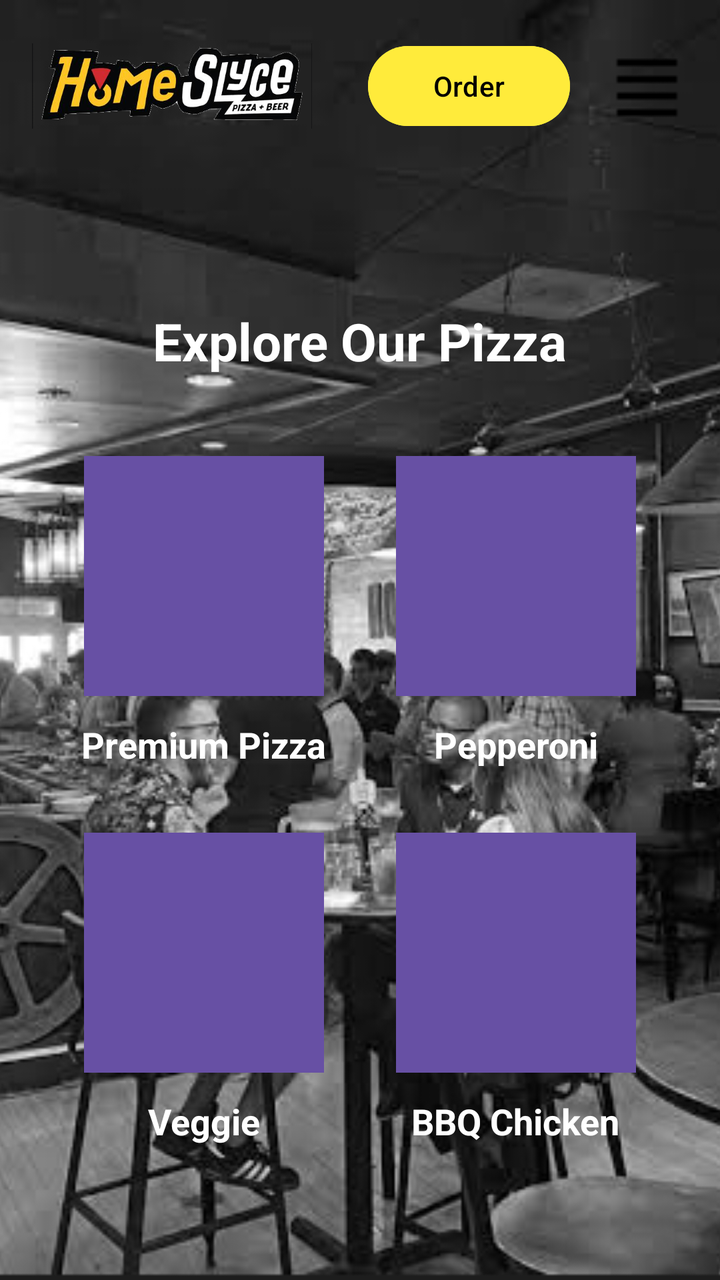
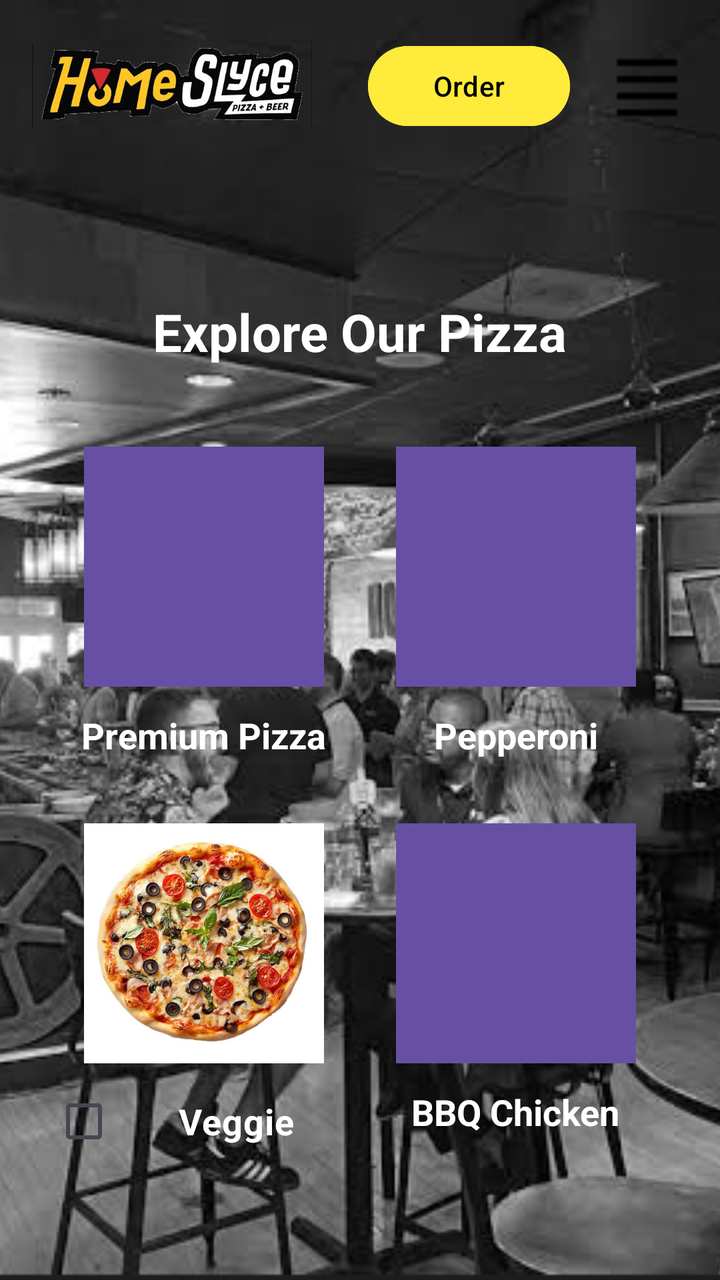

Screens rendered from an Android XML layout before and after an edit, with the pre-edit source and the edit as a unified diff.
<!-- AndroidManifest.xml: application theme Theme.RestaurantAppProject -->
<!-- res/layout/activity_pizza_menu.xml -->
<?xml version="1.0" encoding="utf-8"?>
<FrameLayout xmlns:android="http://schemas.android.com/apk/res/android"
    xmlns:app="http://schemas.android.com/apk/res-auto"
    android:layout_width="match_parent"
    android:layout_height="match_parent">

    
    <ImageView
        android:id="@+id/imageView3"
        android:layout_width="match_parent"
        android:layout_height="match_parent"
        android:scaleType="centerCrop"
        app:srcCompat="@drawable/background"
        android:contentDescription="Background Image" />

    
    <LinearLayout
        android:layout_width="match_parent"
        android:layout_height="match_parent"
        android:orientation="vertical">

        
        <LinearLayout
            android:layout_width="match_parent"
            android:layout_height="wrap_content"
            android:orientation="horizontal"
            android:gravity="center_vertical"
            android:padding="16dp">

            <ImageView
                android:id="@+id/myImageView"
                android:layout_width="140dp"
                android:layout_height="54dp"
                android:contentDescription="Pizza Image"
                android:src="@drawable/imgpiz" />

            <View
                android:layout_width="0dp"
                android:layout_height="4dp"
                android:layout_weight="2" />

            <Button
                android:id="@+id/orderB"
                android:layout_width="101dp"
                android:layout_height="wrap_content"
                android:backgroundTint="#FFEB3B"
                android:text="Order"
                android:textColor="@color/black" />

            <ImageView
                android:id="@+id/myMenuBtn"
                android:layout_width="41dp"
                android:layout_height="40dp"
                android:layout_marginStart="18dp"
                android:contentDescription="Menu Button"
                android:src="@drawable/menu" />
        </LinearLayout>

        
        <LinearLayout
            android:id="@+id/mainScreenLayout"
            android:layout_width="match_parent"
            android:layout_height="match_parent"
            android:orientation="vertical"
            android:gravity="center"
            android:padding="24dp"
            android:visibility="visible">

            <TextView
                android:layout_width="wrap_content"
                android:layout_height="wrap_content"
                android:layout_gravity="center"
                android:layout_marginBottom="40dp"
                android:text="Explore Our Pizza"
                android:textColor="@color/white"
                android:textStyle="bold"
                android:textSize="26sp" />

            
            <LinearLayout
                android:layout_width="match_parent"
                android:layout_height="wrap_content"
                android:orientation="vertical"
                android:gravity="center">

                
                <LinearLayout
                    android:layout_width="match_parent"
                    android:layout_height="wrap_content"
                    android:orientation="horizontal"
                    android:layout_marginBottom="32dp"
                    android:weightSum="2">

                    
                    <LinearLayout
                        android:layout_width="0dp"
                        android:layout_height="wrap_content"
                        android:layout_weight="1"
                        android:orientation="vertical"
                        android:gravity="center">

                        <Button
                            android:id="@+id/buttonBeer"
                            android:background="@drawable/square_button_shape"
                            android:layout_width="120dp"
                            android:layout_height="120dp"
                            android:textSize="45sp" />

                        <TextView
                            android:layout_width="wrap_content"
                            android:layout_height="wrap_content"
                            android:layout_marginTop="12dp"
                            android:text="Premium Pizza"
                            android:textColor="@color/white"
                            android:textStyle="bold"
                            android:textSize="18sp" />
                    </LinearLayout>

                    
                    <LinearLayout
                        android:layout_width="0dp"
                        android:layout_height="wrap_content"
                        android:layout_weight="1"
                        android:orientation="vertical"
                        android:gravity="center">
                        <Button
                            android:id="@+id/button2"
                            android:layout_width="120dp"
                            android:background="@drawable/square_button_shape"
                            android:layout_height="120dp"
                            android:textSize="45sp" />
                        <TextView
                            android:layout_width="wrap_content"
                            android:layout_height="wrap_content"
                            android:layout_marginTop="12dp"
                            android:text="Pepperoni"
                            android:textColor="@color/white"
                            android:textStyle="bold"
                            android:textSize="18sp" />
                    </LinearLayout>
                </LinearLayout>

                
                <LinearLayout
                    android:layout_width="match_parent"
                    android:layout_height="wrap_content"
                    android:orientation="horizontal"
                    android:weightSum="2">

                    
                    <LinearLayout
                        android:layout_width="0dp"
                        android:layout_height="wrap_content"
                        android:layout_weight="1"
                        android:orientation="vertical"
                        android:gravity="center">
                        <Button
                            android:id="@+id/button3"
                            android:layout_width="120dp"
                            android:background="@drawable/square_button_shape"
                            android:layout_height="120dp"
                            android:textSize="45sp" />
                        <TextView
                            android:layout_width="wrap_content"
                            android:layout_height="wrap_content"
                            android:layout_marginTop="12dp"
                            android:text="Veggie"
                            android:textColor="@color/white"
                            android:textStyle="bold"
                            android:textSize="18sp" />
                    </LinearLayout>

                    
                    <LinearLayout
                        android:layout_width="0dp"
                        android:layout_height="wrap_content"
                        android:layout_weight="1"
                        android:orientation="vertical"
                        android:gravity="center">
                        <Button
                            android:id="@+id/button4"
                            android:layout_width="120dp"
                            android:layout_height="120dp"
                            android:background="@drawable/square_button_shape"
                            android:textSize="45sp" />
                        <TextView
                            android:layout_width="wrap_content"
                            android:layout_height="wrap_content"
                            android:layout_marginTop="12dp"
                            android:text="BBQ Chicken"
                            android:textColor="@color/white"
                            android:textStyle="bold"
                            android:textSize="18sp" />
                    </LinearLayout>
                </LinearLayout>

            </LinearLayout>
        </LinearLayout>

        

    </LinearLayout>
</FrameLayout>
<!-- resources referenced by this layout -->
<resources>
  <color name="black">#FF000000</color>
  <color name="white">#FFFFFFFF</color>
  <!-- drawable background: png bitmap (drawable, 346186 bytes) -->
  <!-- drawable imgpiz: png bitmap (drawable, 98107 bytes) -->
  <!-- drawable menu: png bitmap (drawable, 197 bytes) -->
  <!-- drawable square_button_shape (drawable) -->
  <?xml version="1.0" encoding="utf-8"?>
  <shape xmlns:android="http://schemas.android.com/apk/res/android"
      android:shape="rectangle">
  
      
      <solid android:color="#6200EE" />
  
      
      <stroke
          android:width="2dp"
          android:color="#3700B3" />
  
      
      <corners android:radius="0dp" />
  
  </shape>
  <style name="Theme.RestaurantAppProject" parent="Base.Theme.RestaurantAppProject" />
  <style name="Base.Theme.RestaurantAppProject" parent="Theme.Material3.DayNight.NoActionBar">
          
          
      </style>
</resources>

<!-- the commit's change to res/layout/activity_pizza_menu.xml (unified diff, before → after) -->
@@ -2,6 +2,7 @@
 <FrameLayout xmlns:android="http://schemas.android.com/apk/res/android"
     xmlns:app="http://schemas.android.com/apk/res-auto"
     android:layout_width="match_parent"
+
     android:layout_height="match_parent">
 
     
@@ -56,7 +57,7 @@
                 android:src="@drawable/menu" />
         </LinearLayout>
 
-        
+
         <LinearLayout
             android:id="@+id/mainScreenLayout"
             android:layout_width="match_parent"
@@ -116,19 +117,21 @@
                             android:textSize="18sp" />
                     </LinearLayout>
 
-                    
-                    <LinearLayout
-                        android:layout_width="0dp"
-                        android:layout_height="wrap_content"
-                        android:layout_weight="1"
-                        android:orientation="vertical"
-                        android:gravity="center">
+
+                    <LinearLayout
+                        android:layout_width="0dp"
+                        android:layout_height="wrap_content"
+                        android:layout_weight="1"
+                        android:orientation="vertical"
+                        android:gravity="center">
+
                         <Button
                             android:id="@+id/button2"
                             android:layout_width="120dp"
                             android:background="@drawable/square_button_shape"
                             android:layout_height="120dp"
                             android:textSize="45sp" />
+
                         <TextView
                             android:layout_width="wrap_content"
                             android:layout_height="wrap_content"
@@ -149,25 +152,30 @@
 
                     
                     <LinearLayout
-                        android:layout_width="0dp"
-                        android:layout_height="wrap_content"
-                        android:layout_weight="1"
-                        android:orientation="vertical"
-                        android:gravity="center">
-                        <Button
-                            android:id="@+id/button3"
-                            android:layout_width="120dp"
-                            android:background="@drawable/square_button_shape"
-                            android:layout_height="120dp"
-                            android:textSize="45sp" />
-                        <TextView
-                            android:layout_width="wrap_content"
-                            android:layout_height="wrap_content"
-                            android:layout_marginTop="12dp"
+                        android:id="@+id/veggiePizza"
+                        android:layout_width="0dp"
+                        android:layout_height="wrap_content"
+                        android:layout_weight="1"
+                        android:orientation="vertical"
+                        android:gravity="center">
+                        <ImageButton
+                            android:layout_width="120dp"
+                            android:layout_height="120dp"
+                            android:background="@drawable/images1212"/>
+
+                        <CheckBox
+
+                            android:layout_width="152dp"
+                            android:layout_height="34dp"
+                            android:layout_gravity="center"
+                            android:layout_marginTop="12dp"
+                            android:gravity="center"
                             android:text="Veggie"
                             android:textColor="@color/white"
-                            android:textStyle="bold"
-                            android:textSize="18sp" />
+                            android:textSize="18sp"
+                            android:textStyle="bold" />
+
+
                     </LinearLayout>
 
                     
<!-- resource entries referenced after the edit -->
@@ -3,6 +3,7 @@
   <color name="black">#FF000000</color>
   <color name="white">#FFFFFFFF</color>
   <!-- drawable background: png bitmap (drawable, 346186 bytes) -->
+  <!-- drawable images1212: png bitmap (drawable, 48114 bytes) -->
   <!-- drawable imgpiz: png bitmap (drawable, 98107 bytes) -->
   <!-- drawable menu: png bitmap (drawable, 197 bytes) -->
   <!-- drawable square_button_shape (drawable) -->
